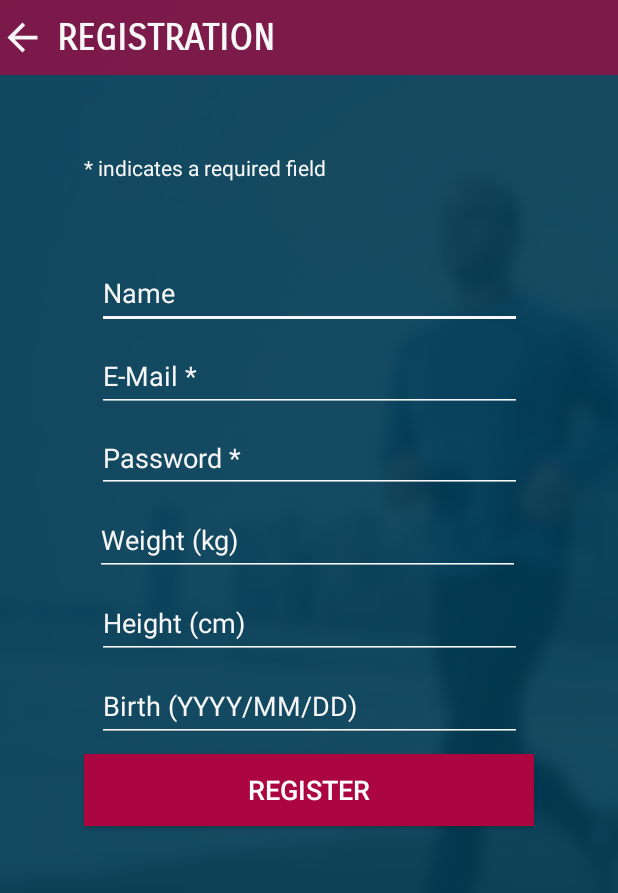
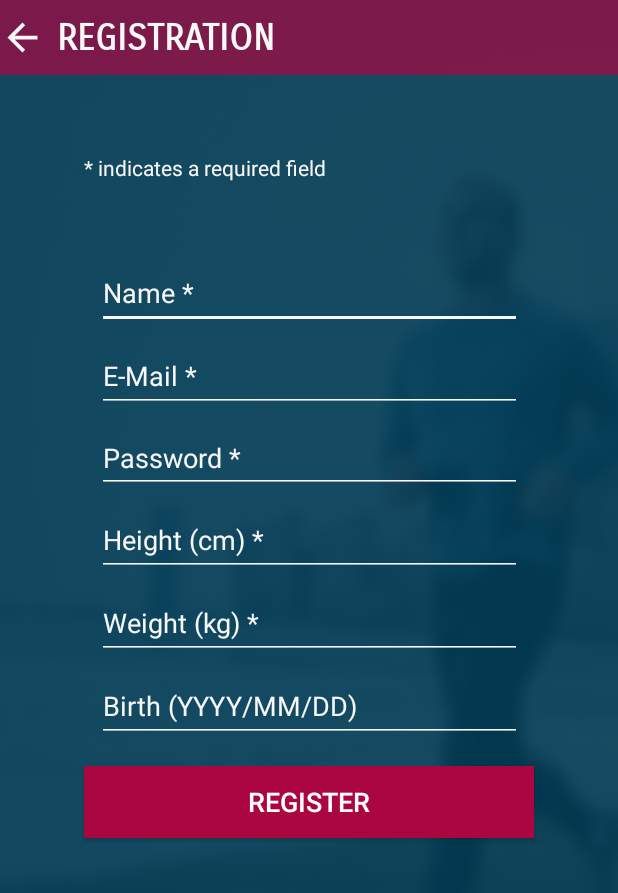
Before and after one commit to YamiYukiSenpai/EZTracker, an Android app: the RegistrationActivity screen opened directly, with no data from a screen before it, after a tap on "REGISTER", on a phone screen of 412 x 824 dp. Shown: the top 893 px of the screen. Run offline under Robolectric (Android 15) with nearby library versions, the phone set to English and light mode, and no system bars; our stand-ins replace Firebase (no records; nobody signed in at launch, a user with empty details on screens opened directly).

Commit message:
registration check changes

```diff
--- a/Software/EZ_Tracker Beta 0.8/app/src/main/java/com/example/ryan/myapplication/RegistrationActivity.java
+++ b/Software/EZ_Tracker Beta 0.8/app/src/main/java/com/example/ryan/myapplication/RegistrationActivity.java
@@ -8,6 +8,7 @@ import android.support.annotation.NonNull;
 import android.support.v7.app.AppCompatActivity;
 import android.os.Bundle;
 import android.text.TextUtils;
+import android.util.Patterns;
 import android.view.View;
 import android.widget.Button;
 import android.widget.EditText;
@@ -33,6 +34,8 @@ public class RegistrationActivity extends AppCompatActivity {
     private FirebaseAuth firebaseAuth;
     private DatabaseReference dbRef;
     public String name;
+    public String height;
+    public String weight;
 
     @Override
     protected void onCreate(Bundle savedInstanceState) {
@@ -56,12 +59,41 @@ public class RegistrationActivity extends AppCompatActivity {
                 EditText editTextPassword = findViewById(R.id.registerPassword);
                 String password = editTextPassword.getText().toString().trim();
 
+                EditText editTextName = findViewById(R.id.registerName);
+                name = editTextName.getText().toString().trim();
+
+                EditText editTextHeight = findViewById(R.id.registerHeight);
+                height = editTextHeight.getText().toString().trim();
+
+                EditText editTextWeight = findViewById(R.id.registerWeight);
+                weight = editTextWeight.getText().toString().trim();
+
+                if (TextUtils.isEmpty(name)){
+                    Toast.makeText(RegistrationActivity.this, "Please enter a name", Toast.LENGTH_SHORT).show();
+                    return;
+                }
                 if (TextUtils.isEmpty(email)) {
                     Toast.makeText(RegistrationActivity.this, R.string.toastReg_email, Toast.LENGTH_SHORT).show();
                     return;
                 }
+                if(Patterns.EMAIL_ADDRESS.matcher(email).matches() == false){
+                    Toast.makeText(RegistrationActivity.this, R.string.toastReg_email_two, Toast.LENGTH_SHORT).show();
+                    return;
+                }
                 if (TextUtils.isEmpty(password)) {
                     Toast.makeText(RegistrationActivity.this, R.string.toastReg_pw, Toast.LENGTH_SHORT).show();
+                    return;
+                }
+                if (password.length() < 8){
+                    Toast.makeText(RegistrationActivity.this, R.string.password_len_err, Toast.LENGTH_SHORT).show();
+                    return;
+                }
+                if (TextUtils.isEmpty(height)){
+                    Toast.makeText(RegistrationActivity.this, R.string.register_height_err, Toast.LENGTH_SHORT).show();
+                    return;
+                }
+                if(TextUtils.isEmpty(weight)){
+                    Toast.makeText(RegistrationActivity.this, R.string.register_weight_Err, Toast.LENGTH_SHORT).show();
                     return;
                 }
 
@@ -70,12 +102,7 @@ public class RegistrationActivity extends AppCompatActivity {
                     public void onComplete(@NonNull Task<AuthResult> task) {
                         if (task.isSuccessful()) {
                             FirebaseUser user = task.getResult().getUser();
-                            EditText editTextName = findViewById(R.id.registerName);
-                            String name = editTextName.getText().toString().trim();
-                            EditText editTextHeight = findViewById(R.id.registerHeight);
-                            String height = editTextHeight.getText().toString().trim();
-                            EditText editTextWeight = findViewById(R.id.registerWeight);
-                            String weight = editTextWeight.getText().toString().trim();
+
                             EditText editTextDob = findViewById(R.id.registerDob);
                             String dob = editTextDob.getText().toString().trim();
 
@@ -90,7 +117,7 @@ public class RegistrationActivity extends AppCompatActivity {
                             dbRef.child(user.getUid()).child("steps").child("friday").setValue(0);
                             dbRef.child(user.getUid()).child("steps").child("saturday").setValue(0);
                             dbRef.child(user.getUid()).child("steps").child("sunday").setValue(0);
-                            dbRef.child(user.getUid()).child("steps").child("goalSteps").setValue(45000);
+                            dbRef.child(user.getUid()).child("steps").child("goalSteps").setValue(35000);
                             dbRef.child(user.getUid()).child("steps").child("calories").setValue(0);
                             dbRef.child(user.getUid()).child("steps").child("realSteps").setValue(0);
 
--- a/Software/EZ_Tracker Beta 0.8/app/src/main/res/layout-land/activity_registration.xml
+++ b/Software/EZ_Tracker Beta 0.8/app/src/main/res/layout-land/activity_registration.xml
@@ -131,13 +131,14 @@
     <EditText
         android:id="@+id/registerWeight"
         android:layout_width="283dp"
-        android:layout_height="47dp"
+        android:layout_height="50dp"
         android:layout_marginStart="8dp"
+        android:layout_marginTop="8dp"
         android:layout_marginEnd="8dp"
         android:layout_marginBottom="8dp"
         android:backgroundTint="#f7f7f7"
         android:ems="10"
-        android:hint="@string/update_weight"
+        android:hint="@string/register_weight_kg"
         android:inputType="numberDecimal"
         android:textColor="#f7f7f7"
         android:textColorHint="#f7f7f7"
@@ -156,7 +157,7 @@
         android:layout_marginBottom="8dp"
         android:backgroundTint="#f7f7f7"
         android:ems="10"
-        android:hint="@string/update_height"
+        android:hint="@string/register_height_m"
         android:inputType="numberDecimal"
         android:textColor="#f7f7f7"
         android:textColorHint="#f7f7f7"
@@ -165,7 +166,6 @@
         app:layout_constraintStart_toStartOf="parent"
         app:layout_constraintTop_toBottomOf="@+id/registerWeight"
         app:layout_constraintVertical_bias="0.0" />
-
 
     <EditText
         android:id="@+id/registerDob"
--- a/Software/EZ_Tracker Beta 0.8/app/src/main/res/layout/activity_home.xml
+++ b/Software/EZ_Tracker Beta 0.8/app/src/main/res/layout/activity_home.xml
@@ -282,7 +282,7 @@
         android:layout_width="wrap_content"
         android:layout_height="wrap_content"
         android:layout_marginStart="8dp"
-        android:layout_marginTop="24dp"
+        android:layout_marginTop="16dp"
         android:layout_marginEnd="8dp"
         android:layout_marginBottom="8dp"
         android:fontFamily="sans-serif-smallcaps"
--- a/Software/EZ_Tracker Beta 0.8/app/src/main/res/layout/activity_registration.xml
+++ b/Software/EZ_Tracker Beta 0.8/app/src/main/res/layout/activity_registration.xml
@@ -13,8 +13,10 @@
         android:background="@drawable/running_man2"
         app:layout_constraintBottom_toBottomOf="parent"
         app:layout_constraintEnd_toEndOf="parent"
+        app:layout_constraintHorizontal_bias="0.502"
         app:layout_constraintStart_toStartOf="parent"
-        app:layout_constraintTop_toTopOf="parent" />
+        app:layout_constraintTop_toTopOf="parent"
+        app:layout_constraintVertical_bias="0.0" />
 
     <View
         android:id="@+id/registerBackground"
@@ -133,19 +135,15 @@
         android:layout_marginStart="8dp"
         android:layout_marginTop="8dp"
         android:layout_marginEnd="8dp"
-        android:layout_marginBottom="8dp"
         android:backgroundTint="#f7f7f7"
         android:ems="10"
-        android:hint="@string/update_weight"
+        android:hint="@string/register_weight_kg"
         android:inputType="numberDecimal"
         android:textColor="#f7f7f7"
         android:textColorHint="#f7f7f7"
-        app:layout_constraintBottom_toBottomOf="parent"
         app:layout_constraintEnd_toEndOf="parent"
-        app:layout_constraintHorizontal_bias="0.494"
         app:layout_constraintStart_toStartOf="parent"
-        app:layout_constraintTop_toBottomOf="@+id/registerPassword"
-        app:layout_constraintVertical_bias="0.0" />
+        app:layout_constraintTop_toBottomOf="@+id/registerHeight" />
 
     <EditText
         android:id="@+id/registerHeight"
@@ -154,20 +152,18 @@
         android:layout_marginStart="8dp"
         android:layout_marginTop="8dp"
         android:layout_marginEnd="8dp"
-        android:layout_marginBottom="8dp"
+        android:layout_marginBottom="192dp"
         android:backgroundTint="#f7f7f7"
         android:ems="10"
-        android:hint="@string/update_height"
+        android:hint="@string/register_height_m"
         android:inputType="numberDecimal"
         android:textColor="#f7f7f7"
         android:textColorHint="#f7f7f7"
         app:layout_constraintBottom_toBottomOf="parent"
         app:layout_constraintEnd_toEndOf="parent"
-        app:layout_constraintHorizontal_bias="0.505"
         app:layout_constraintStart_toStartOf="parent"
-        app:layout_constraintTop_toBottomOf="@+id/registerWeight"
+        app:layout_constraintTop_toBottomOf="@+id/registerPassword"
         app:layout_constraintVertical_bias="0.0" />
-
 
 
     <EditText
@@ -175,6 +171,7 @@
         android:layout_width="283dp"
         android:layout_height="47dp"
         android:layout_marginTop="8dp"
+        android:layout_marginBottom="148dp"
         android:backgroundTint="#f7f7f7"
         android:ems="10"
         android:hint="@string/birth_yyyymmdd"
@@ -183,9 +180,8 @@
         android:textColorHint="#f7f7f7"
         app:layout_constraintBottom_toBottomOf="parent"
         app:layout_constraintEnd_toEndOf="parent"
-        app:layout_constraintHorizontal_bias="0.504"
         app:layout_constraintStart_toStartOf="parent"
-        app:layout_constraintTop_toBottomOf="@+id/registerHeight"
+        app:layout_constraintTop_toBottomOf="@+id/registerWeight"
         app:layout_constraintVertical_bias="0.0" />
 
 
@@ -195,7 +191,7 @@
         android:layout_width="300dp"
         android:layout_height="wrap_content"
         android:layout_marginStart="8dp"
-        android:layout_marginTop="8dp"
+        android:layout_marginTop="16dp"
         android:layout_marginEnd="8dp"
         android:layout_marginBottom="8dp"
         android:background="#ac0641"
--- a/Software/EZ_Tracker Beta 0.8/app/src/main/res/values/strings.xml
+++ b/Software/EZ_Tracker Beta 0.8/app/src/main/res/values/strings.xml
@@ -11,11 +11,11 @@
     <string name="login_create_account">Create Account</string>
     <string name="register_email">E-Mail *</string>
     <string name="register_registration">Registration</string>
-    <string name="register_name">Name</string>
+    <string name="register_name">Name *</string>
     <string name="register_female">Female</string>
     <string name="register_male">Male</string>
-    <string name="register_height_m">Height (cm)</string>
-    <string name="register_weight_kg">Weight (kg)</string>
+    <string name="register_height_m">Height (cm) *</string>
+    <string name="register_weight_kg">Weight (kg) *</string>
     <string name="register_password">Password *</string>
     <string name="register_bday">Birthday (YYYY/MM/DD)</string>
     <string name="home_title">Home</string>
@@ -96,7 +96,8 @@
     <string name="loginToast_success">Successfully Logged In</string>
     <string name="loginToast_incorrect">Incorrect E-mail or Password</string>
     <string name="login_LangSelect">Select Language</string>
-    <string name="toastReg_email">Please enter e-mail</string>
+    <string name="toastReg_email">Please enter a e-mail</string>
+    <string name="toastReg_email_two">Please enter a valid e-mail</string>
     <string name="toastReg_pw">Please enter password</string>
     <string name="toastReg_success">Registered Successfully</string>
     <string name="toastReg_fail">Cannot Register</string>
@@ -121,5 +122,9 @@
     <string name="goal_toast">Congratulations! You met your goal! Set another!</string>
     <string name="weekCal">Weekly Cal</string>
     <string name="calsBurnedToday">Calories burned today:</string>
+    <string name="password_len_err">Your password must be at least 8 characters</string>
+    <string name="updateInfo_name">Name</string>
+    <string name="register_height_err">Please enter a height</string>
+    <string name="register_weight_Err">Please enter a weight</string>
 
 </resources>
```
Also changed, not shown: Software/EZ_Tracker Beta 0.8/app/src/main/res/layout-land/activity_update.xml (+12 -12 lines), Software/EZ_Tracker Beta 0.8/app/src/main/res/layout/activity_login.xml (+4 -4 lines), Software/EZ_Tracker Beta 0.8/app/src/main/res/layout/activity_update.xml (+6 -6 lines), 2 other files.
